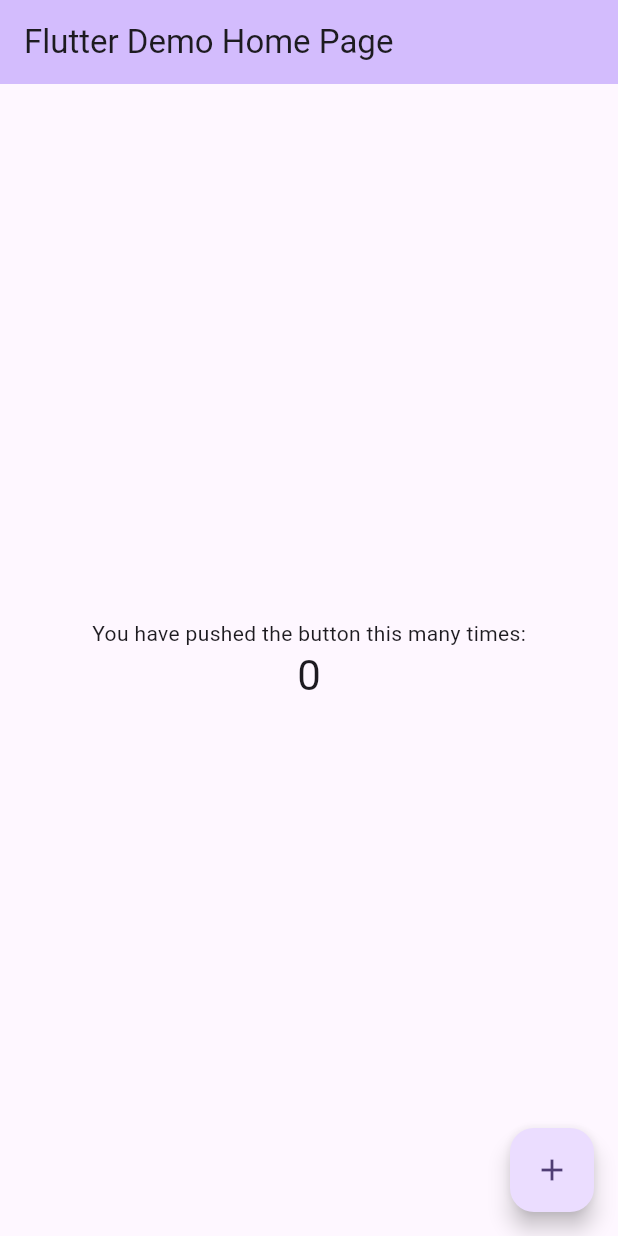
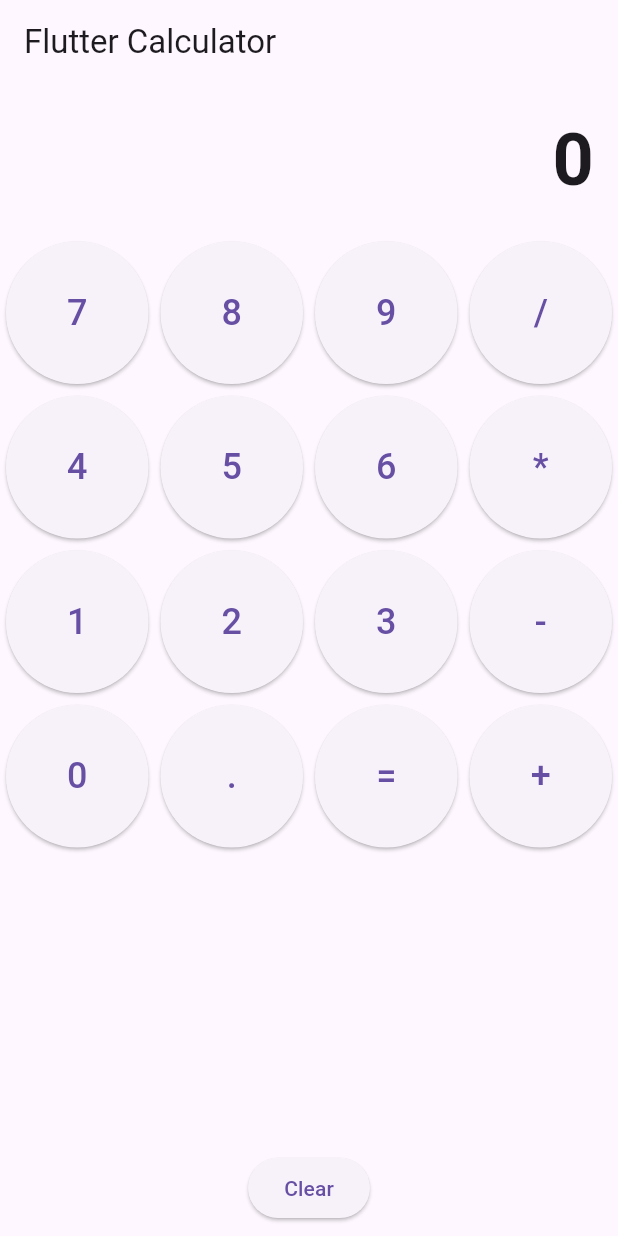
Before and after one commit to ra83205/simple-flutter-calculator, a Flutter app: the screen it shows after launch, on a phone screen of 412 x 824 dp. Run offline on Flutter 3.47's test engine with Material 3 defaults, Android fonts, the phone set to English and light mode, and no system bars; our stand-ins replace equatable, flutter_bloc.

Commit message:
Implemented a simple Flutter calculator application with BLoC design pattern.

```diff
--- /dev/null
+++ b/lib/calculator_bloc.dart
@@ -0,0 +1,102 @@
+import 'package:flutter_bloc/flutter_bloc.dart';
+import 'package:equatable/equatable.dart';
+
+// Events
+abstract class CalculatorEvent extends Equatable {
+  const CalculatorEvent();
+
+  @override
+  List<Object> get props => [];
+}
+
+class AddNumber extends CalculatorEvent {
+  final String number;
+
+  const AddNumber(this.number);
+
+  @override
+  List<Object> get props => [number];
+}
+
+class AddOperator extends CalculatorEvent {
+  final String operator;
+
+  const AddOperator(this.operator);
+
+  @override
+  List<Object> get props => [operator];
+}
+
+class Calculate extends CalculatorEvent {}
+
+class Clear extends CalculatorEvent {}
+
+// State
+class CalculatorState extends Equatable {
+  final String display;
+
+  const CalculatorState({this.display = '0'});
+
+  @override
+  List<Object> get props => [display];
+}
+
+// BLoC
+class CalculatorBloc extends Bloc<CalculatorEvent, CalculatorState> {
+  CalculatorBloc() : super(const CalculatorState()) {
+    on<AddNumber>(_onAddNumber);
+    on<AddOperator>(_onAddOperator);
+    on<Calculate>(_onCalculate);
+    on<Clear>(_onClear);
+  }
+
+  void _onAddNumber(AddNumber event, Emitter<CalculatorState> emit) {
+    if (state.display == '0') {
+      emit(CalculatorState(display: event.number));
+    } else {
+      emit(CalculatorState(display: state.display + event.number));
+    }
+  }
+
+  void _onAddOperator(AddOperator event, Emitter<CalculatorState> emit) {
+    emit(CalculatorState(display: state.display + event.operator));
+  }
+
+  void _onCalculate(Calculate event, Emitter<CalculatorState> emit) {
+    try {
+      final result = eval(state.display);
+      emit(CalculatorState(display: result.toString()));
+    } catch (e) {
+      emit(const CalculatorState(display: 'Error'));
+    }
+  }
+
+  void _onClear(Clear event, Emitter<CalculatorState> emit) {
+    emit(const CalculatorState());
+  }
+
+  double eval(String expression) {
+    // This is a simple implementation and doesn't handle all cases
+    final parts = expression.split(RegExp(r'([+\-*/])'));
+    var result = double.parse(parts[0]);
+    for (var i = 1; i < parts.length; i += 2) {
+      final operator = expression[expression.indexOf(RegExp(r'[+\-*/]', i))];
+      final operand = double.parse(parts[i + 1]);
+      switch (operator) {
+        case '+':
+          result += operand;
+          break;
+        case '-':
+          result -= operand;
+          break;
+        case '*':
+          result *= operand;
+          break;
+        case '/':
+          result /= operand;
+          break;
+      }
+    }
+    return result;
+  }
+}
--- /dev/null
+++ b/lib/calculator_page.dart
@@ -0,0 +1,81 @@
+import 'package:flutter/material.dart';
+import 'package:flutter_bloc/flutter_bloc.dart';
+import 'calculator_bloc.dart';
+
+class CalculatorPage extends StatelessWidget {
+  const CalculatorPage({super.key});
+
+  @override
+  Widget build(BuildContext context) {
+    return Scaffold(
+      appBar: AppBar(
+        title: const Text('Flutter Calculator'),
+      ),
+      body: Column(
+        children: [
+          BlocBuilder<CalculatorBloc, CalculatorState>(
+            builder: (context, state) {
+              return Container(
+                padding: const EdgeInsets.all(16),
+                alignment: Alignment.centerRight,
+                child: Text(
+                  state.display,
+                  style: const TextStyle(fontSize: 48, fontWeight: FontWeight.bold),
+                ),
+              );
+            },
+          ),
+          Expanded(
+            child: GridView.count(
+              crossAxisCount: 4,
+              children: [
+                _buildButton(context, '7'),
+                _buildButton(context, '8'),
+                _buildButton(context, '9'),
+                _buildButton(context, '/'),
+                _buildButton(context, '4'),
+                _buildButton(context, '5'),
+                _buildButton(context, '6'),
+                _buildButton(context, '*'),
+                _buildButton(context, '1'),
+                _buildButton(context, '2'),
+                _buildButton(context, '3'),
+                _buildButton(context, '-'),
+                _buildButton(context, '0'),
+                _buildButton(context, '.'),
+                _buildButton(context, '='),
+                _buildButton(context, '+'),
+              ],
+            ),
+          ),
+          Padding(
+            padding: const EdgeInsets.all(8.0),
+            child: ElevatedButton(
+              onPressed: () => context.read<CalculatorBloc>().add(Clear()),
+              child: const Text('Clear'),
+            ),
+          ),
+        ],
+      ),
+    );
+  }
+
+  Widget _buildButton(BuildContext context, String label) {
+    return Padding(
+      padding: const EdgeInsets.all(4.0),
+      child: ElevatedButton(
+        onPressed: () {
+          final bloc = context.read<CalculatorBloc>();
+          if (label == '=') {
+            bloc.add(Calculate());
+          } else if ('+-*/'.contains(label)) {
+            bloc.add(AddOperator(label));
+          } else {
+            bloc.add(AddNumber(label));
+          }
+        },
+        child: Text(label, style: const TextStyle(fontSize: 24)),
+      ),
+    );
+  }
+}
--- a/lib/main.dart
+++ b/lib/main.dart
@@ -1,4 +1,7 @@
 import 'package:flutter/material.dart';
+import 'package:flutter_bloc/flutter_bloc.dart';
+import 'calculator_bloc.dart';
+import 'calculator_page.dart';
 
 void main() {
   runApp(const MyApp());
@@ -7,119 +10,17 @@ void main() {
 class MyApp extends StatelessWidget {
   const MyApp({super.key});
 
-  // This widget is the root of your application.
   @override
   Widget build(BuildContext context) {
     return MaterialApp(
-      title: 'Flutter Demo',
+      title: 'Flutter Calculator',
       theme: ThemeData(
-        // This is the theme of your application.
-        //
-        // TRY THIS: Try running your application with "flutter run". You'll see
-        // the application has a blue toolbar. Then, without quitting the app,
-        // try changing the seedColor in the colorScheme below to Colors.green
-        // and then invoke "hot reload" (save your changes or press the "hot
-        // reload" button in a Flutter-supported IDE, or press "r" if you used
-        // the command line to start the app).
-        //
-        // Notice that the counter didn't reset back to zero; the application
-        // state is not lost during the reload. To reset the state, use hot
-        // restart instead.
-        //
-        // This works for code too, not just values: Most code changes can be
-        // tested with just a hot reload.
-        colorScheme: ColorScheme.fromSeed(seedColor: Colors.deepPurple),
-        useMaterial3: true,
+        primarySwatch: Colors.blue,
       ),
-      home: const MyHomePage(title: 'Flutter Demo Home Page'),
+      home: BlocProvider(
+        create: (context) => CalculatorBloc(),
+        child: const CalculatorPage(),
+      ),
     );
   }
 }
-
-class MyHomePage extends StatefulWidget {
-  const MyHomePage({super.key, required this.title});
-
-  // This widget is the home page of your application. It is stateful, meaning
-  // that it has a State object (defined below) that contains fields that affect
-  // how it looks.
-
-  // This class is the configuration for the state. It holds the values (in this
-  // case the title) provided by the parent (in this case the App widget) and
-  // used by the build method of the State. Fields in a Widget subclass are
-  // always marked "final".
-
-  final String title;
-
-  @override
-  State<MyHomePage> createState() => _MyHomePageState();
-}
-
-class _MyHomePageState extends State<MyHomePage> {
-  int _counter = 0;
-
-  void _incrementCounter() {
-    setState(() {
-      // This call to setState tells the Flutter framework that something has
-      // changed in this State, which causes it to rerun the build method below
-      // so that the display can reflect the updated values. If we changed
-      // _counter without calling setState(), then the build method would not be
-      // called again, and so nothing would appear to happen.
-      _counter++;
-    });
-  }
-
-  @override
-  Widget build(BuildContext context) {
-    // This method is rerun every time setState is called, for instance as done
-    // by the _incrementCounter method above.
-    //
-    // The Flutter framework has been optimized to make rerunning build methods
-    // fast, so that you can just rebuild anything that needs updating rather
-    // than having to individually change instances of widgets.
-    return Scaffold(
-      appBar: AppBar(
-        // TRY THIS: Try changing the color here to a specific color (to
-        // Colors.amber, perhaps?) and trigger a hot reload to see the AppBar
-        // change color while the other colors stay the same.
-        backgroundColor: Theme.of(context).colorScheme.inversePrimary,
-        // Here we take the value from the MyHomePage object that was created by
-        // the App.build method, and use it to set our appbar title.
-        title: Text(widget.title),
-      ),
-      body: Center(
-        // Center is a layout widget. It takes a single child and positions it
-        // in the middle of the parent.
-        child: Column(
-          // Column is also a layout widget. It takes a list of children and
-          // arranges them vertically. By default, it sizes itself to fit its
-          // children horizontally, and tries to be as tall as its parent.
-          //
-          // Column has various properties to control how it sizes itself and
-          // how it positions its children. Here we use mainAxisAlignment to
-          // center the children vertically; the main axis here is the vertical
-          // axis because Columns are vertical (the cross axis would be
-          // horizontal).
-          //
-          // TRY THIS: Invoke "debug painting" (choose the "Toggle Debug Paint"
-          // action in the IDE, or press "p" in the console), to see the
-          // wireframe for each widget.
-          mainAxisAlignment: MainAxisAlignment.center,
-          children: <Widget>[
-            const Text(
-              'You have pushed the button this many times:',
-            ),
-            Text(
-              '$_counter',
-              style: Theme.of(context).textTheme.headlineMedium,
-            ),
-          ],
-        ),
-      ),
-      floatingActionButton: FloatingActionButton(
-        onPressed: _incrementCounter,
-        tooltip: 'Increment',
-        child: const Icon(Icons.add),
-      ), // This trailing comma makes auto-formatting nicer for build methods.
-    );
-  }
-}
--- a/pubspec.yaml
+++ b/pubspec.yaml
@@ -30,7 +30,8 @@ environment:
 dependencies:
   flutter:
     sdk: flutter
-
+  flutter_bloc: ^8.1.3
+  equatable: ^2.0.5
 
   # The following adds the Cupertino Icons font to your application.
   # Use with the CupertinoIcons class for iOS style icons.
```
